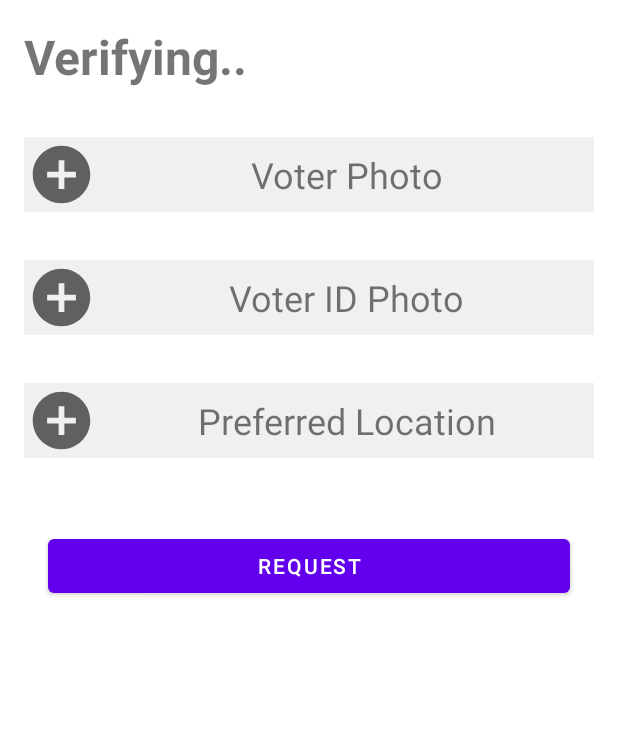
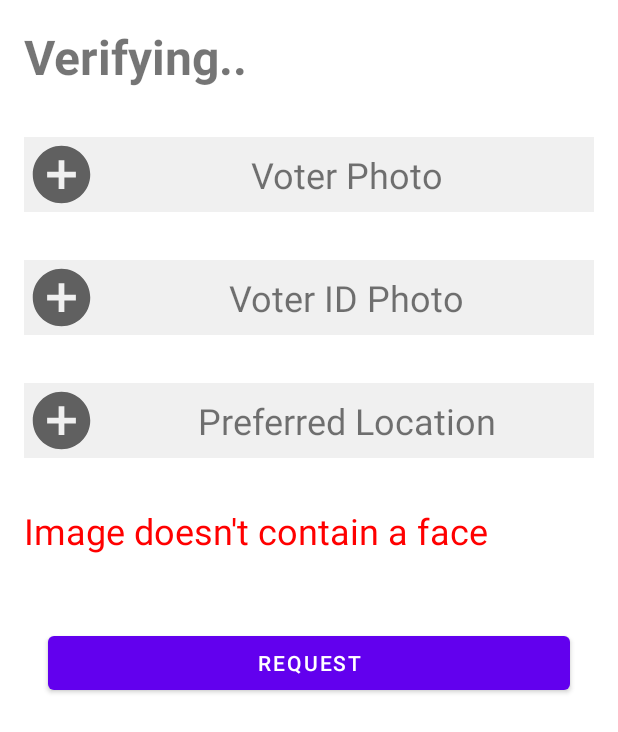
Before and after one commit to SreeHaran/Lost-Votes, an Android app: the layout activity_verify.xml on its own in the app's theme, with its tools: preview values and no code run, on a phone screen of 412 x 824 dp. Shown: the top 732 px of the screen. Run offline under Robolectric (Android 15) with nearby library versions, the phone set to English and light mode, and no system bars.

Commit message:
Added Face Detection

```diff
--- a/MyVoteMobileapp/app/src/main/res/layout/activity_verify.xml
+++ b/MyVoteMobileapp/app/src/main/res/layout/activity_verify.xml
@@ -28,6 +28,7 @@
             android:orientation="horizontal">
 
             <ImageView
+                android:id="@+id/face_image_toggle"
                 android:layout_width="46dp"
                 android:layout_height="46dp"
                 android:layout_margin="2dp"
@@ -51,6 +52,7 @@
             android:orientation="horizontal">
 
             <ImageView
+                android:id="@+id/voter_ID_image_toggle"
                 android:layout_width="46dp"
                 android:layout_height="46dp"
                 android:layout_margin="2dp"
@@ -74,6 +76,7 @@
             android:orientation="horizontal">
 
             <ImageView
+                android:id="@+id/location_image_toggle"
                 android:layout_width="46dp"
                 android:layout_height="46dp"
                 android:layout_margin="2dp"
@@ -88,6 +91,15 @@
                 android:textSize="24sp" />
         </LinearLayout>
 
+        <TextView
+            android:id="@+id/photo_error_message"
+            android:layout_width="match_parent"
+            android:layout_height="wrap_content"
+            android:layout_margin="16dp"
+            android:textColor="#ff0000"
+            android:textSize="24sp"
+            tools:text="Image doesn't contain a face" />
+
         <Button
             android:id="@+id/request_button"
             android:layout_width="match_parent"
```
Also changed, not shown: MyVoteMobileapp/app/build.gradle (+6 -1 lines), MyVoteMobileapp/app/src/main/java/com/sreeharan/myvote_mobileapp/DetailsClass.java (added, +25 -0 lines), MyVoteMobileapp/app/src/main/java/com/sreeharan/myvote_mobileapp/ImageDetection.java (added, +66 -0 lines), MyVoteMobileapp/app/src/main/java/com/sreeharan/myvote_mobileapp/VerifyActivity.java (+61 -49 lines), MyVoteMobileapp/gradle/wrapper/gradle-wrapper.properties.
